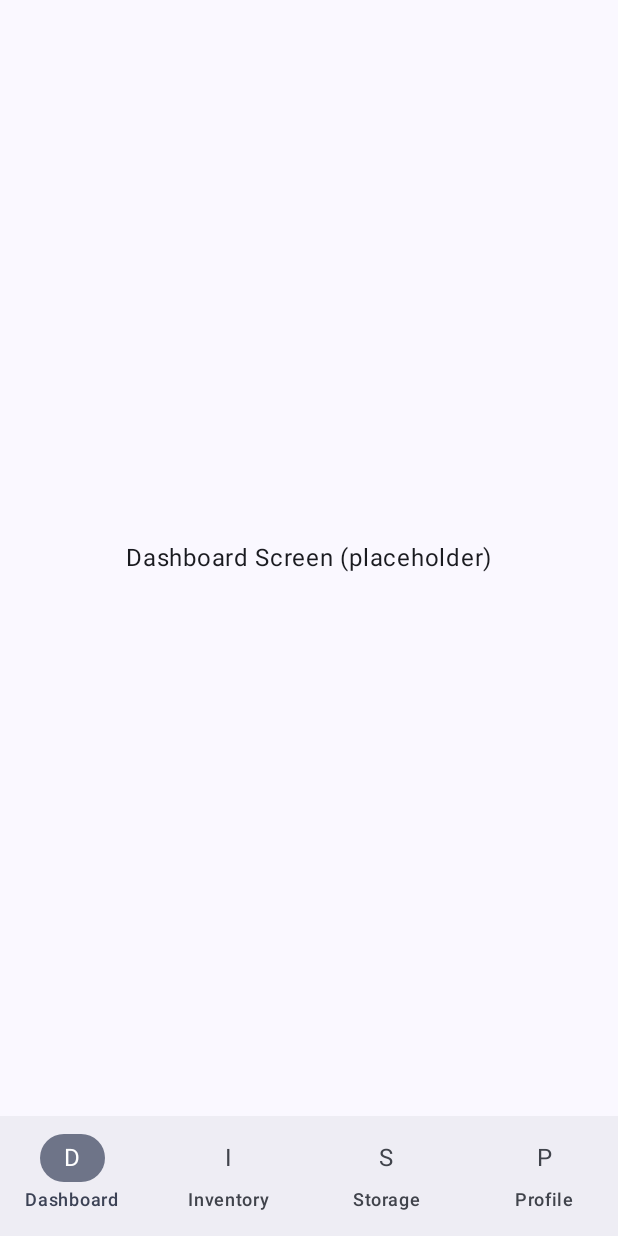
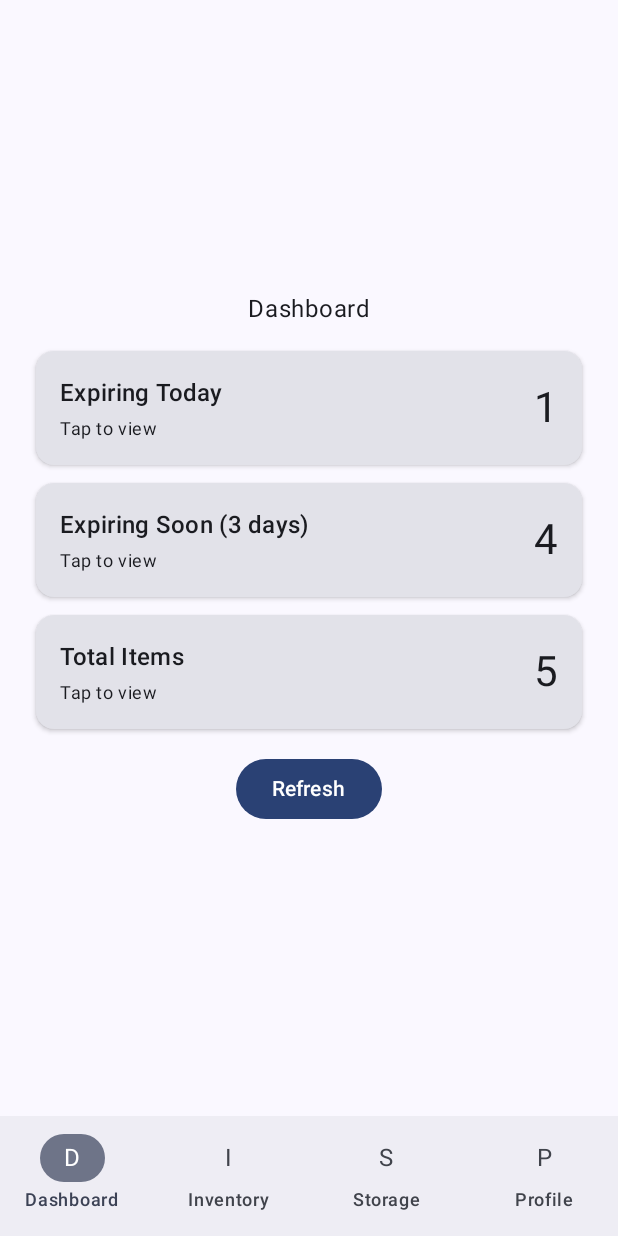
Before and after one commit to jmgonzalez06/PantryPal, an Android app built with Jetpack Compose: the DashboardScreen screen opened through its navigation route, on a phone screen of 412 x 824 dp. Run offline under Robolectric (Android 15) with nearby library versions, the phone set to English and light mode, and no system bars; our stand-ins replace Firebase (no records; nobody signed in at launch, a user with empty details on screens opened directly).

Commit message:
Complete dashboard summary cards and fix navigation behavior

```diff
--- a/app/build.gradle.kts
+++ b/app/build.gradle.kts
@@ -33,6 +33,7 @@ android {
     compileOptions {
         sourceCompatibility = JavaVersion.VERSION_11
         targetCompatibility = JavaVersion.VERSION_11
+        isCoreLibraryDesugaringEnabled = true
     }
     kotlinOptions {
         jvmTarget = "11"
@@ -57,6 +58,7 @@ dependencies {
     implementation(libs.androidx.navigation.compose)
     implementation(libs.androidx.lifecycle.viewmodel.compose)
     implementation(libs.kotlinx.coroutines.android)
+    coreLibraryDesugaring(libs.desugar.jdk.libs)
     testImplementation(libs.junit)
     androidTestImplementation(libs.androidx.junit)
     androidTestImplementation(libs.androidx.espresso.core)
--- /dev/null
+++ b/app/src/main/java/com/jose/pantrypal/dashboard/DashboardModels.kt
@@ -0,0 +1,20 @@
+package com.jose.pantrypal.dashboard
+
+import java.time.LocalDate
+
+data class PantryItem(
+    val name: String,
+    val expiryDate: LocalDate
+)
+
+data class DashboardSummary(
+    val expiringToday: Int,
+    val expiringSoon: Int,
+    val totalItems: Int
+)
+
+data class DashboardUiState(
+    val isLoading: Boolean = false,
+    val summary: DashboardSummary? = null,
+    val errorMessage: String? = null
+)
--- a/app/src/main/java/com/jose/pantrypal/dashboard/DashboardScreen.kt
+++ b/app/src/main/java/com/jose/pantrypal/dashboard/DashboardScreen.kt
@@ -1,18 +1,126 @@
 package com.jose.pantrypal.dashboard
 
-import androidx.compose.foundation.layout.Box
+import androidx.compose.foundation.layout.Arrangement
+import androidx.compose.foundation.layout.Column
+import androidx.compose.foundation.layout.Spacer
 import androidx.compose.foundation.layout.fillMaxSize
+import androidx.compose.foundation.layout.fillMaxWidth
+import androidx.compose.foundation.layout.height
+import androidx.compose.foundation.layout.padding
+import androidx.compose.material3.Button
+import androidx.compose.material3.CircularProgressIndicator
 import androidx.compose.material3.Text
 import androidx.compose.runtime.Composable
+import androidx.compose.runtime.collectAsState
+import androidx.compose.runtime.getValue
 import androidx.compose.ui.Alignment
 import androidx.compose.ui.Modifier
+import androidx.compose.ui.unit.dp
+import androidx.lifecycle.viewmodel.compose.viewModel
+import androidx.compose.foundation.clickable
+import androidx.compose.foundation.layout.Row
+import androidx.compose.foundation.layout.width
+import androidx.compose.material3.Card
+import androidx.compose.material3.CardDefaults
+import androidx.compose.material3.MaterialTheme
 
 @Composable
-fun DashboardScreen() {
-    Box(
-        modifier = Modifier.fillMaxSize(),
-        contentAlignment = Alignment.Center
+fun DashboardScreen(
+    onExpiringTodayClick: () -> Unit,
+    onExpiringSoonClick: () -> Unit,
+    onTotalItemsClick: () -> Unit
+) {
+    val dashboardViewModel: DashboardViewModel = viewModel()
+    val state by dashboardViewModel.uiState.collectAsState()
+
+    Column(
+        modifier = Modifier
+            .fillMaxSize()
+            .padding(24.dp),
+        verticalArrangement = Arrangement.Center,
+        horizontalAlignment = Alignment.CenterHorizontally
     ) {
-        Text("Dashboard Screen (placeholder)")
+        Text("Dashboard")
+
+        Spacer(Modifier.height(16.dp))
+
+        when {
+            state.isLoading -> {
+                CircularProgressIndicator()
+            }
+
+            state.errorMessage != null -> {
+                Text(text = state.errorMessage ?: "Unknown error")
+                Spacer(Modifier.height(12.dp))
+                Button(onClick = dashboardViewModel::refresh) {
+                    Text("Retry")
+                }
+            }
+
+            state.summary != null -> {
+                val summary = state.summary!!
+                DashboardSummaryCard(
+                    title = "Expiring Today",
+                    value = summary.expiringToday,
+                    onClick = onExpiringTodayClick
+                )
+
+                Spacer(Modifier.height(12.dp))
+
+                DashboardSummaryCard(
+                    title = "Expiring Soon (3 days)",
+                    value = summary.expiringSoon,
+                    onClick = onExpiringSoonClick
+                )
+
+                Spacer(Modifier.height(12.dp))
+
+                DashboardSummaryCard(
+                    title = "Total Items",
+                    value = summary.totalItems,
+                    onClick = onTotalItemsClick
+                )
+
+                Spacer(Modifier.height(16.dp))
+                Button(onClick = dashboardViewModel::refresh) {
+                    Text("Refresh")
+                }
+            }
+        }
     }
 }
+
+@Composable
+private fun DashboardSummaryCard(
+    title: String,
+    value: Int,
+    onClick: () -> Unit
+) {
+    Card(
+        modifier = Modifier
+            .fillMaxWidth()
+            .clickable { onClick() },
+        elevation = CardDefaults.cardElevation(defaultElevation = 2.dp)
+    ) {
+        Row(
+            modifier = Modifier.padding(16.dp),
+            verticalAlignment = Alignment.CenterVertically
+        ) {
+            Column(modifier = Modifier.weight(1f)) {
+                Text(text = title, style = MaterialTheme.typography.titleMedium)
+                Spacer(Modifier.height(4.dp))
+                Text(
+                    text = "Tap to view",
+                    style = MaterialTheme.typography.bodySmall
+                )
+            }
+
+            Spacer(Modifier.width(12.dp))
+
+            Text(
+                text = value.toString(),
+                style = MaterialTheme.typography.headlineMedium
+            )
+        }
+    }
+}
--- /dev/null
+++ b/app/src/main/java/com/jose/pantrypal/dashboard/DashboardViewModel.kt
@@ -0,0 +1,68 @@
+package com.jose.pantrypal.dashboard
+
+import androidx.lifecycle.ViewModel
+import kotlinx.coroutines.flow.MutableStateFlow
+import kotlinx.coroutines.flow.StateFlow
+import kotlinx.coroutines.flow.asStateFlow
+import java.time.LocalDate
+
+class DashboardViewModel : ViewModel() {
+
+    private val _uiState = MutableStateFlow(DashboardUiState(isLoading = true))
+    val uiState: StateFlow<DashboardUiState> = _uiState.asStateFlow()
+
+    init {
+        refresh()
+    }
+
+    fun refresh() {
+        _uiState.value = DashboardUiState(isLoading = true)
+
+        try {
+            val items = fakeItems()
+
+            val summary = computeSummary(items)
+
+            _uiState.value = DashboardUiState(
+                isLoading = false,
+                summary = summary,
+                errorMessage = null
+            )
+        } catch (e: Exception) {
+            _uiState.value = DashboardUiState(
+                isLoading = false,
+                summary = null,
+                errorMessage = e.message ?: "Failed to load dashboard."
+            )
+        }
+    }
+
+    private fun computeSummary(items: List<PantryItem>): DashboardSummary {
+        val today = LocalDate.now()
+        val soonThreshold = today.plusDays(3)
+
+        val expiringToday = items.count { it.expiryDate.isEqual(today) }
+
+        val expiringSoon = items.count { item ->
+            (item.expiryDate.isAfter(today) || item.expiryDate.isEqual(today)) &&
+                    (item.expiryDate.isBefore(soonThreshold) || item.expiryDate.isEqual(soonThreshold))
+        }
+
+        return DashboardSummary(
+            expiringToday = expiringToday,
+            expiringSoon = expiringSoon,
+            totalItems = items.size
+        )
+    }
+
+    private fun fakeItems(): List<PantryItem> {
+        val today = LocalDate.now()
+        return listOf(
+            PantryItem(name = "Milk", expiryDate = today),
+            PantryItem(name = "Eggs", expiryDate = today.plusDays(2)),
+            PantryItem(name = "Spinach", expiryDate = today.plusDays(3)),
+            PantryItem(name = "Pasta", expiryDate = today.plusDays(10)),
+            PantryItem(name = "Chicken", expiryDate = today.plusDays(1))
+        )
+    }
+}
--- a/app/src/main/java/com/jose/pantrypal/navigation/PantryNavGraph.kt
+++ b/app/src/main/java/com/jose/pantrypal/navigation/PantryNavGraph.kt
@@ -9,6 +9,7 @@ import androidx.compose.runtime.getValue
 import androidx.compose.ui.Modifier
 import androidx.compose.foundation.layout.padding
 import androidx.navigation.NavDestination
+import androidx.navigation.NavGraph.Companion.findStartDestination
 import androidx.navigation.NavDestination.Companion.hierarchy
 import androidx.navigation.compose.NavHost
 import androidx.navigation.compose.composable
@@ -70,19 +71,15 @@ fun PantryPalApp() {
                         NavigationBarItem(
                             selected = selected,
                             onClick = {
-                                if (!selected) {
-                                    navController.navigate(item.route) {
-                                        // Keep dashboard as the root of main graph
-                                        popUpTo(Routes.DASHBOARD) {
-                                            saveState = true
-                                        }
-                                        launchSingleTop = true
-                                        restoreState = true
+                                navController.navigate(item.route) {
+                                    popUpTo(navController.graph.findStartDestination().id) {
+                                        saveState = true
                                     }
+                                    launchSingleTop = true
+                                    restoreState = false
                                 }
                             },
                             label = { Text(item.label) },
-                            // Simple label in the icon slot for now; we can add real icons later
                             icon = { Text(item.label.first().toString()) }
                         )
                     }
@@ -119,7 +116,23 @@ fun PantryPalApp() {
             }
 
             composable(Routes.DASHBOARD) {
-                DashboardScreen()
+                DashboardScreen(
+                    onExpiringTodayClick = {
+                        navController.navigate(Routes.INVENTORY) {
+                            launchSingleTop = true
+                        }
+                    },
+                    onExpiringSoonClick = {
+                        navController.navigate(Routes.INVENTORY) {
+                            launchSingleTop = true
+                        }
+                    },
+                    onTotalItemsClick = {
+                        navController.navigate(Routes.INVENTORY) {
+                            launchSingleTop = true
+                        }
+                    }
+                )
             }
 
             composable(Routes.INVENTORY) {
--- a/gradle/libs.versions.toml
+++ b/gradle/libs.versions.toml
@@ -1,5 +1,6 @@
 [versions]
 agp = "8.13.2"
+desugar_jdk_libs = "2.1.5"
 firebaseBom = "34.7.0"
 kotlin = "2.0.21"
 coreKtx = "1.10.1"
@@ -17,6 +18,7 @@ navigationCompose = "2.9.6"
 androidx-core-ktx = { group = "androidx.core", name = "core-ktx", version.ref = "coreKtx" }
 androidx-lifecycle-viewmodel-compose = { module = "androidx.lifecycle:lifecycle-viewmodel-compose", version.ref = "lifecycleViewmodelCompose" }
 androidx-navigation-compose = { module = "androidx.navigation:navigation-compose", version.ref = "navigationCompose" }
+desugar_jdk_libs = { module = "com.android.tools:desugar_jdk_libs", version.ref = "desugar_jdk_libs" }
 firebase-auth = { module = "com.google.firebase:firebase-auth" }
 firebase-bom = { module = "com.google.firebase:firebase-bom", version.ref = "firebaseBom" }
 junit = { group = "junit", name = "junit", version.ref = "junit" }
```
